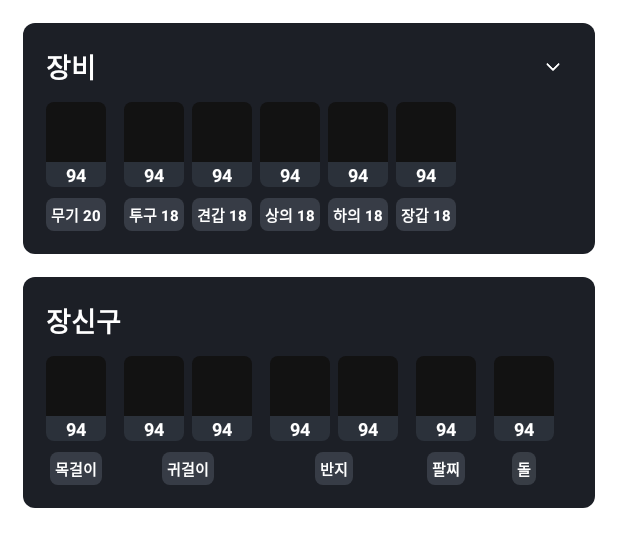
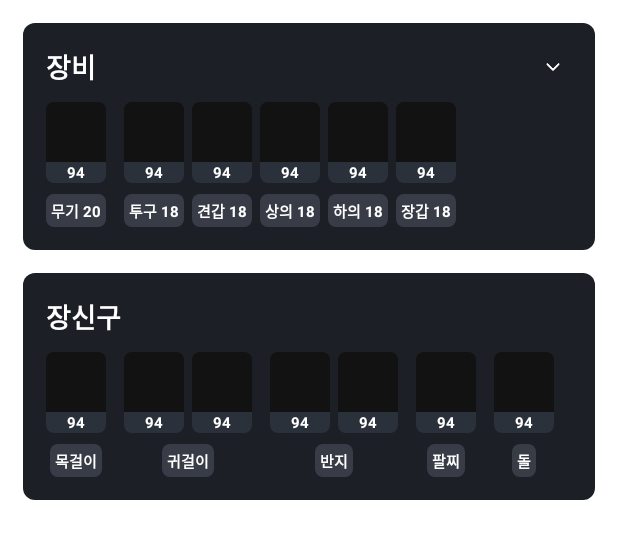
Before and after one commit to sjunh812/lostark-project, an Android app: the layout layout_equipment.xml on its own in the app's theme, with its tools: preview values and no code run, on a phone screen of 412 x 824 dp. Shown: the top 547 px of the screen. Run offline under Robolectric (Android 15) with nearby library versions, the phone set to English and light mode, and no system bars.

```diff
--- a/domain/src/main/java/org/sjhstudio/lostark/domain/model/response/Equipment.kt
+++ b/domain/src/main/java/org/sjhstudio/lostark/domain/model/response/Equipment.kt
@@ -10,7 +10,7 @@ data class Equipment(
     val setName: String,    // 세트 이름(악세제외)
     val setLevel: String,   // 세트 레벨(악세제외)
     val summary: String,    // 요약
-    val engravings: List<Engraving>? = null
+    val engravings: List<Engraving>? = null // 악세 각인 효과 리스트(마지막 원소는 감소 각인 효과)
 ) {
 
     // 악세에 부여되는 각인 정보
--- a/presentation/src/main/java/org/sjhstudio/lostark/ui/view/MainActivity.kt
+++ b/presentation/src/main/java/org/sjhstudio/lostark/ui/view/MainActivity.kt
@@ -41,7 +41,7 @@ class MainActivity : BaseActivity<ActivityMainBinding>(R.layout.activity_main) {
 
             etNickname.setOnEditorActionListener { _, actionId, _ ->
                 val inputNickname = etNickname.text.toString()
-                if (actionId == EditorInfo.IME_ACTION_DONE) mainViewModel.getProfile(inputNickname)
+                if (actionId == EditorInfo.IME_ACTION_DONE) mainViewModel.search(inputNickname)
                 false
             }
             layoutEquipment.layoutEquipmentSummary.setOnClickListener { mainViewModel.changeEquipmentDetail() }
@@ -217,6 +217,7 @@ class MainActivity : BaseActivity<ActivityMainBinding>(R.layout.activity_main) {
                     }
                     "어빌리티 스톤" -> {
                         ivStone.setEquipmentImage(equipment)
+                        tvStoneQuality.setEquipmentQuality(equipment)
                     }
                 }
             }
--- a/presentation/src/main/java/org/sjhstudio/lostark/ui/viewmodel/MainViewModel.kt
+++ b/presentation/src/main/java/org/sjhstudio/lostark/ui/viewmodel/MainViewModel.kt
@@ -37,6 +37,7 @@ class MainViewModel @Inject constructor(
         getProfile(characterName)
         getEngraving(characterName)
         getEquipment(characterName)
+        changeEquipmentDetail(true)
     }
 
     fun getProfile(characterName: String) = viewModelScope.launch {
@@ -69,8 +70,7 @@ class MainViewModel @Inject constructor(
             }
     }
 
-    fun changeEquipmentDetail() = viewModelScope.launch {
-        println("xxx ??")
-        _collapseEquipment.emit(!collapseEquipment.value)
+    fun changeEquipmentDetail(collapse: Boolean? = null) = viewModelScope.launch {
+        _collapseEquipment.emit(collapse ?: !collapseEquipment.value)
     }
 }
--- a/presentation/src/main/java/org/sjhstudio/lostark/util/EquipmentUtils.kt
+++ b/presentation/src/main/java/org/sjhstudio/lostark/util/EquipmentUtils.kt
@@ -34,7 +34,7 @@ fun ImageView.setEquipmentImage(equipment: Equipment) {
 
 fun TextView.setEquipmentQuality(equipment: Equipment) {
     text = equipment.quality
-    background = when (equipment.quality.toInt()) {
+    background = when (equipment.quality.toIntOrNull()) {
         100 -> ContextCompat.getDrawable(context, R.drawable.bg_equiment_quality_1)
         in 90..99 -> ContextCompat.getDrawable(context, R.drawable.bg_equiment_quality_2)
         in 70..89 -> ContextCompat.getDrawable(context, R.drawable.bg_equiment_quality_3)
@@ -60,8 +60,6 @@ fun TextView.setEquipmentSet(equipment: Equipment) {
 }
 
 fun setEquipmentSetList(list: MutableList<EquipmentSet>, equipment: Equipment) {
-    var contain = false
-
     list.takeIf { it.isNotEmpty() }?.forEach { set ->
         if (set.setName == equipment.setName) {
             set.count++
--- a/presentation/src/main/res/layout/layout_equipment.xml
+++ b/presentation/src/main/res/layout/layout_equipment.xml
@@ -89,7 +89,7 @@
                     android:gravity="center"
                     android:text="-"
                     android:textColor="@color/white"
-                    android:textSize="12dp"
+                    android:textSize="10dp"
                     android:textStyle="bold"
                     app:layout_constraintEnd_toEndOf="@id/iv_weapon"
                     app:layout_constraintStart_toStartOf="@id/iv_weapon"
@@ -133,7 +133,7 @@
                     android:gravity="center"
                     android:text="-"
                     android:textColor="@color/white"
-                    android:textSize="12dp"
+                    android:textSize="10dp"
                     android:textStyle="bold"
                     app:layout_constraintEnd_toEndOf="@id/iv_head"
                     app:layout_constraintStart_toStartOf="@id/iv_head"
@@ -177,7 +177,7 @@
                     android:gravity="center"
                     android:text="-"
                     android:textColor="@color/white"
-                    android:textSize="12dp"
+                    android:textSize="10dp"
                     android:textStyle="bold"
                     app:layout_constraintEnd_toEndOf="@id/iv_shoulder"
                     app:layout_constraintStart_toStartOf="@id/iv_shoulder"
@@ -221,7 +221,7 @@
                     android:gravity="center"
                     android:text="-"
                     android:textColor="@color/white"
-                    android:textSize="12dp"
+                    android:textSize="10dp"
                     android:textStyle="bold"
                     app:layout_constraintEnd_toEndOf="@id/iv_top"
                     app:layout_constraintStart_toStartOf="@id/iv_top"
@@ -265,7 +265,7 @@
                     android:gravity="center"
                     android:text="-"
                     android:textColor="@color/white"
-                    android:textSize="12dp"
+                    android:textSize="10dp"
                     android:textStyle="bold"
                     app:layout_constraintEnd_toEndOf="@id/iv_bottom"
                     app:layout_constraintStart_toStartOf="@id/iv_bottom"
@@ -309,7 +309,7 @@
                     android:gravity="center"
                     android:text="-"
                     android:textColor="@color/white"
-                    android:textSize="12dp"
+                    android:textSize="10dp"
                     android:textStyle="bold"
                     app:layout_constraintEnd_toEndOf="@id/iv_glove"
                     app:layout_constraintStart_toStartOf="@id/iv_glove"
@@ -363,7 +363,7 @@
                     android:gravity="center"
                     android:text="-"
                     android:textColor="@color/white"
-                    android:textSize="12dp"
+                    android:textSize="10dp"
                     android:textStyle="bold"
                     app:layout_constraintEnd_toEndOf="@id/iv_weapon_2"
                     app:layout_constraintStart_toStartOf="@id/iv_weapon_2"
@@ -421,7 +421,7 @@
                     android:gravity="center"
                     android:text="-"
                     android:textColor="@color/white"
-                    android:textSize="12dp"
+                    android:textSize="10dp"
                     android:textStyle="bold"
                     app:layout_constraintEnd_toEndOf="@id/iv_head_2"
                     app:layout_constraintStart_toStartOf="@id/iv_head_2"
@@ -479,7 +479,7 @@
                     android:gravity="center"
                     android:text="-"
                     android:textColor="@color/white"
-                    android:textSize="12dp"
+                    android:textSize="10dp"
                     android:textStyle="bold"
                     app:layout_constraintEnd_toEndOf="@id/iv_shoulder_2"
                     app:layout_constraintStart_toStartOf="@id/iv_shoulder_2"
@@ -537,7 +537,7 @@
                     android:gravity="center"
                     android:text="-"
                     android:textColor="@color/white"
-                    android:textSize="12dp"
+                    android:textSize="10dp"
                     android:textStyle="bold"
                     app:layout_constraintEnd_toEndOf="@id/iv_top_2"
                     app:layout_constraintStart_toStartOf="@id/iv_top_2"
@@ -595,7 +595,7 @@
                     android:gravity="center"
                     android:text="-"
                     android:textColor="@color/white"
-                    android:textSize="12dp"
+                    android:textSize="10dp"
                     android:textStyle="bold"
                     app:layout_constraintEnd_toEndOf="@id/iv_bottom_2"
                     app:layout_constraintStart_toStartOf="@id/iv_bottom_2"
@@ -653,7 +653,7 @@
                     android:gravity="center"
                     android:text="-"
                     android:textColor="@color/white"
-                    android:textSize="12dp"
+                    android:textSize="10dp"
                     android:textStyle="bold"
                     app:layout_constraintEnd_toEndOf="@id/iv_glove_2"
                     app:layout_constraintStart_toStartOf="@id/iv_glove_2"
@@ -745,7 +745,7 @@
                     android:gravity="center"
                     android:text="-"
                     android:textColor="@color/white"
-                    android:textSize="12dp"
+                    android:textSize="10dp"
                     android:textStyle="bold"
                     app:layout_constraintEnd_toEndOf="@id/iv_necklace"
                     app:layout_constraintStart_toStartOf="@id/iv_necklace"
@@ -789,7 +789,7 @@
                     android:gravity="center"
                     android:text="-"
                     android:textColor="@color/white"
-                    android:textSize="12dp"
+                    android:textSize="10dp"
                     android:textStyle="bold"
                     app:layout_constraintEnd_toEndOf="@id/iv_earring1"
                     app:layout_constraintStart_toStartOf="@id/iv_earring1"
@@ -816,7 +816,7 @@
                     android:gravity="center"
                     android:text="-"
                     android:textColor="@color/white"
-                    android:textSize="12dp"
+                    android:textSize="10dp"
                     android:textStyle="bold"
                     app:layout_constraintEnd_toEndOf="@id/iv_earring2"
                     app:layout_constraintStart_toStartOf="@id/iv_earring2"
@@ -860,7 +860,7 @@
                     android:gravity="center"
                     android:text="-"
                     android:textColor="@color/white"
-                    android:textSize="12dp"
+                    android:textSize="10dp"
                     android:textStyle="bold"
                     app:layout_constraintEnd_toEndOf="@id/iv_ring1"
                     app:layout_constraintStart_toStartOf="@id/iv_ring1"
@@ -887,7 +887,7 @@
                     android:gravity="center"
                     android:text="-"
                     android:textColor="@color/white"
-                    android:textSize="12dp"
+                    android:textSize="10dp"
                     android:textStyle="bold"
                     app:layout_constraintEnd_toEndOf="@id/iv_ring2"
                     app:layout_constraintStart_toStartOf="@id/iv_ring2"
@@ -931,7 +931,7 @@
                     android:gravity="center"
                     android:text="-"
                     android:textColor="@color/white"
-                    android:textSize="12dp"
+                    android:textSize="10dp"
                     android:textStyle="bold"
                     app:layout_constraintEnd_toEndOf="@id/iv_bracelet"
                     app:layout_constraintStart_toStartOf="@id/iv_bracelet"
@@ -975,7 +975,7 @@
                     android:gravity="center"
                     android:text="-"
                     android:textColor="@color/white"
-                    android:textSize="12dp"
+                    android:textSize="10dp"
                     android:textStyle="bold"
                     app:layout_constraintEnd_toEndOf="@id/iv_stone"
                     app:layout_constraintStart_toStartOf="@id/iv_stone"
```
Also changed, not shown: data/src/main/java/org/sjhstudio/lostark/data/Mapper.kt (+32 -9 lines).
